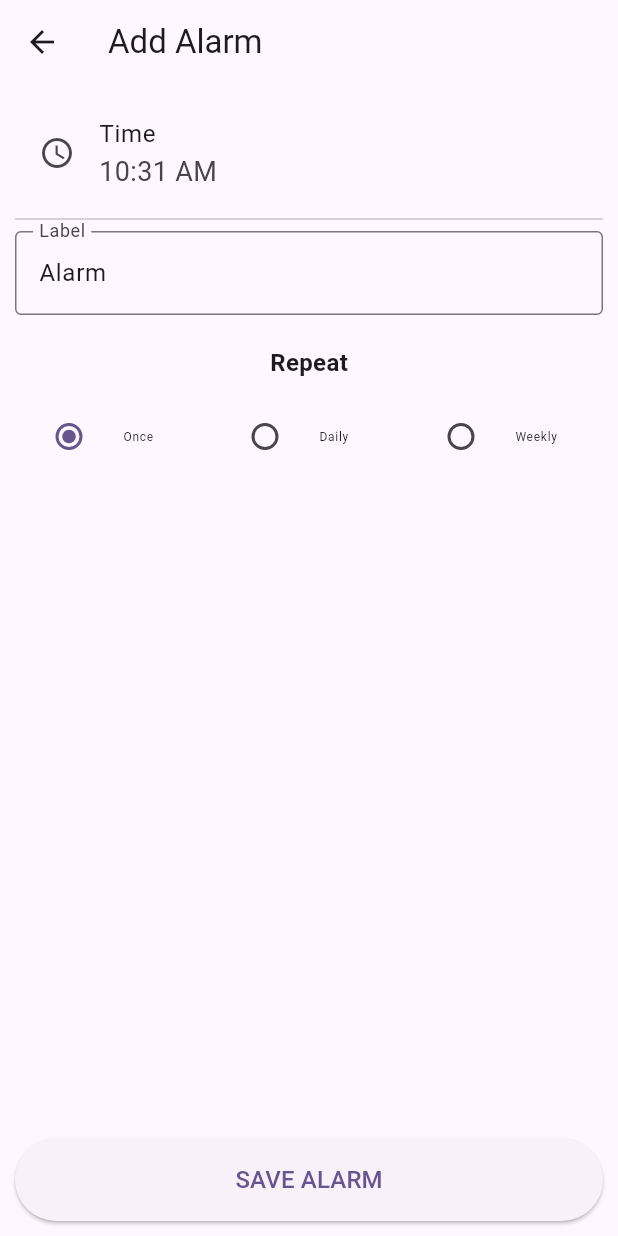
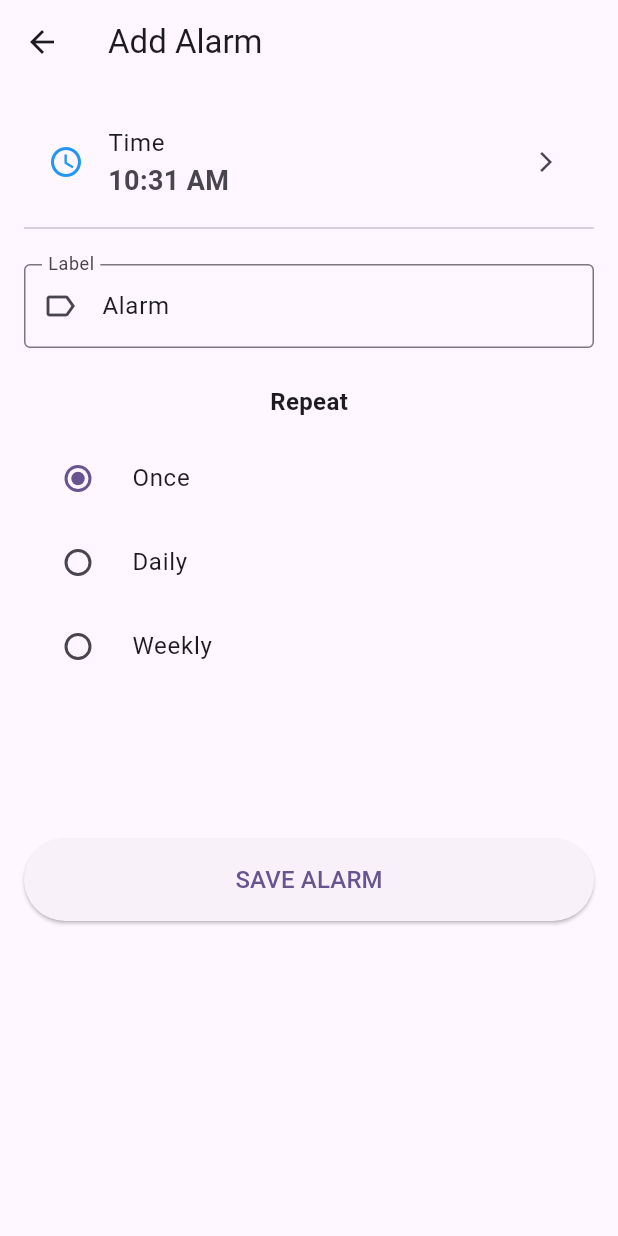
Before and after one commit to salman-dev70/Alarm, a Flutter app: the AddEditAlarmScreen screen opened directly, on a phone screen of 412 x 824 dp. Run offline on Flutter 3.47's test engine with Material 3 defaults, Android fonts, the phone set to English and light mode, and no system bars; our stand-ins replace flutter_local_notifications, flutter_riverpod, hive, hive_flutter, timezone; accounts and stored records are empty.

Commit message:
first commit

```diff
--- a/lib/utils/formatter.dart
+++ b/lib/utils/formatter.dart
@@ -4,7 +4,7 @@ import '../models/alarm_model.dart';
 class FormatterUtil {
   // Time format: "07:30"
   static String formatTime(DateTime time) {
-    return DateFormat('HH:mm').format(time);
+    return DateFormat('hh:mm a').format(time);
   }
 
   // Date format: "Mon, Jan 15"
--- /dev/null
+++ b/lib/view/editscreen/add_edit.dart
@@ -0,0 +1,242 @@
+import 'package:alarm_app/controller/alarm_state.dart';
+import 'package:alarm_app/models/alarm_model.dart';
+import 'package:alarm_app/utils/stringresources.dart';
+import 'package:flutter/material.dart';
+import 'package:flutter_riverpod/flutter_riverpod.dart';
+
+class AddEditAlarmScreen extends ConsumerStatefulWidget {
+  final Alarm? alarm;
+
+  const AddEditAlarmScreen({super.key, this.alarm});
+
+  @override
+  ConsumerState<AddEditAlarmScreen> createState() => _AddEditAlarmScreenState();
+}
+
+class _AddEditAlarmScreenState extends ConsumerState<AddEditAlarmScreen> {
+  late TimeOfDay _selectedTime;
+  late String _label;
+  late RepeatType _repeat;
+
+  final TextEditingController _labelController = TextEditingController();
+
+  @override
+  void initState() {
+    super.initState();
+
+    if (widget.alarm != null) {
+      _selectedTime = TimeOfDay.fromDateTime(widget.alarm!.time);
+      _label = widget.alarm!.label;
+      _repeat = widget.alarm!.repeat;
+      _labelController.text = _label;
+    } else {
+      final now = DateTime.now();
+      _selectedTime = TimeOfDay(hour: now.hour, minute: now.minute + 1);
+      _label = 'Alarm';
+      _repeat = RepeatType.once;
+      _labelController.text = _label;
+    }
+  }
+
+  Future<void> _selectTime() async {
+    final TimeOfDay? picked = await showTimePicker(
+      context: context,
+      initialTime: _selectedTime,
+    );
+
+    if (picked != null && picked != _selectedTime) {
+      setState(() {
+        _selectedTime = picked;
+      });
+    }
+  }
+
+  void _saveAlarm() {
+    final now = DateTime.now();
+    final alarmTime = DateTime(
+      now.year,
+      now.month,
+      now.day,
+      _selectedTime.hour,
+      _selectedTime.minute,
+    );
+
+    final scheduledTime =
+        alarmTime.isBefore(now)
+            ? alarmTime.add(const Duration(days: 1))
+            : alarmTime;
+
+    final ref = ProviderScope.containerOf(context).read(alarmProvider.notifier);
+
+    if (widget.alarm != null) {
+      // Update existing alarm
+      final updatedAlarm = widget.alarm!.copyWith(
+        time: scheduledTime,
+        label: _labelController.text.trim(),
+        repeat: _repeat,
+      );
+      ref.updateAlarm(updatedAlarm);
+    } else {
+      // Add new alarm
+      ref.addAlarm(scheduledTime, _labelController.text.trim(), _repeat);
+    }
+
+    Navigator.pop(context);
+  }
+
+  void _deleteAlarm() {
+    showDialog(
+      context: context,
+      builder: (BuildContext context) {
+        return AlertDialog(
+          title: const Text("Delete Alarm"),
+          content: const Text("Are you sure you want to delete this alarm?"),
+          actions: [
+            TextButton(
+              onPressed: () => Navigator.of(context).pop(),
+              child: const Text("Cancel"),
+            ),
+            TextButton(
+              onPressed: () {
+                Navigator.of(context).pop();
+                final ref = ProviderScope.containerOf(
+                  context,
+                ).read(alarmProvider.notifier);
+                ref.deleteAlarm(widget.alarm!.id);
+                Navigator.pop(context);
+              },
+              child: const Text("Delete", style: TextStyle(color: Colors.red)),
+            ),
+          ],
+        );
+      },
+    );
+  }
+
+  @override
+  @override
+  Widget build(BuildContext context) {
+    final alarmState = ref.watch(alarmProvider);
+    final isSaving =
+        alarmState is AlarmAddingState || alarmState is AlarmUpdatingState;
+
+    return Scaffold(
+      appBar: AppBar(
+        title: Text(widget.alarm != null ? 'Update Alarm' : 'Add Alarm'),
+        actions: [
+          if (widget.alarm != null)
+            IconButton(
+              icon: const Icon(Icons.delete_outline),
+              onPressed: _deleteAlarm,
+            ),
+        ],
+      ),
+      body: Padding(
+        padding: const EdgeInsets.all(16.0),
+        child: SingleChildScrollView(
+          // ✅ ADD THIS
+          child: Column(
+            children: [
+              // Time Picker
+              ListTile(
+                leading: const Icon(Icons.access_time, color: Colors.blue),
+                title: const Text('Time'),
+                subtitle: Text(
+                  _selectedTime.format(context),
+                  style: const TextStyle(
+                    fontSize: 18,
+                    fontWeight: FontWeight.bold,
+                  ),
+                ),
+                trailing: const Icon(Icons.arrow_forward_ios, size: 16),
+                onTap: _selectTime,
+              ),
+
+              const Divider(),
+              const SizedBox(height: 16),
+
+              // Label Input
+              TextField(
+                controller: _labelController,
+                decoration: const InputDecoration(
+                  labelText: StringsResource.label,
+                  hintText: 'Enter alarm label',
+                  border: OutlineInputBorder(),
+                  prefixIcon: Icon(Icons.label_outline),
+                ),
+                onChanged: (value) => setState(() => _label = value),
+              ),
+
+              const SizedBox(height: 24),
+
+              // Repeat Options
+              const Text(
+                StringsResource.repeat,
+                style: TextStyle(fontSize: 16, fontWeight: FontWeight.bold),
+              ),
+              const SizedBox(height: 12),
+
+              Column(
+                children: [
+                  RadioListTile<RepeatType>(
+                    title: const Text(StringsResource.once),
+                    value: RepeatType.once,
+                    groupValue: _repeat,
+                    onChanged: (value) => setState(() => _repeat = value!),
+                  ),
+                  RadioListTile<RepeatType>(
+                    title: const Text(StringsResource.daily),
+                    value: RepeatType.daily,
+                    groupValue: _repeat,
+                    onChanged: (value) => setState(() => _repeat = value!),
+                  ),
+                  RadioListTile<RepeatType>(
+                    title: const Text(StringsResource.weekly),
+                    value: RepeatType.weekly,
+                    groupValue: _repeat,
+                    onChanged: (value) => setState(() => _repeat = value!),
+                  ),
+                ],
+              ),
+
+              const SizedBox(height: 100),
+
+              // Save Button
+              SizedBox(
+                width: double.infinity,
+                child: ElevatedButton(
+                  onPressed: isSaving ? null : _saveAlarm,
+                  child: Padding(
+                    padding: const EdgeInsets.all(16.0),
+                    child:
+                        isSaving
+                            ? const SizedBox(
+                              height: 20,
+                              width: 20,
+                              child: CircularProgressIndicator(
+                                strokeWidth: 2,
+                                valueColor: AlwaysStoppedAnimation(
+                                  Colors.white,
+                                ),
+                              ),
+                            )
+                            : const Text(
+                              'SAVE ALARM',
+                              style: TextStyle(fontSize: 16),
+                            ),
+                  ),
+                ),
+              ),
+            ],
+          ),
+        ),
+      ),
+    );
+  }
+
+  @override
+  void dispose() {
+    _labelController.dispose();
+    super.dispose();
+  }
+}
--- a/lib/view/editscreen/add_edit_form.dart
+++ /dev/null
@@ -1,188 +0,0 @@
-import 'package:alarm_app/controller/alarm_state.dart';
-import 'package:alarm_app/utils/stringresources.dart';
-import 'package:flutter/material.dart';
-import 'package:flutter_riverpod/flutter_riverpod.dart';
-import '../../models/alarm_model.dart';
-
-class AddEditAlarmForm extends ConsumerStatefulWidget {
-  final Alarm? alarm;
-  final Function(DateTime, String, RepeatType) onSave;
-  final Function() onDelete;
-
-  const AddEditAlarmForm({
-    super.key,
-    this.alarm,
-    required this.onSave,
-    required this.onDelete,
-  });
-
-  @override
-  ConsumerState<AddEditAlarmForm> createState() => _AddEditAlarmFormState();
-}
-
-class _AddEditAlarmFormState extends ConsumerState<AddEditAlarmForm> {
-  late TimeOfDay _selectedTime;
-  late String _label;
-  late RepeatType _repeat;
-
-  final TextEditingController _labelController = TextEditingController();
-
-  @override
-  void initState() {
-    super.initState();
-
-    if (widget.alarm != null) {
-      _selectedTime = TimeOfDay.fromDateTime(widget.alarm!.time);
-      _label = widget.alarm!.label;
-      _repeat = widget.alarm!.repeat;
-      _labelController.text = _label;
-    } else {
-      final now = DateTime.now();
-      _selectedTime = TimeOfDay(hour: now.hour, minute: now.minute + 1);
-      _label = 'Alarm';
-      _repeat = RepeatType.once;
-      _labelController.text = _label;
-    }
-  }
-
-  Future<void> _selectTime() async {
-    final TimeOfDay? picked = await showTimePicker(
-      context: context,
-      initialTime: _selectedTime,
-    );
-
-    if (picked != null && picked != _selectedTime) {
-      setState(() {
-        _selectedTime = picked;
-      });
-    }
-  }
-
-  void _saveAlarm() {
-    final now = DateTime.now();
-    final alarmTime = DateTime(
-      now.year,
-      now.month,
-      now.day,
-      _selectedTime.hour,
-      _selectedTime.minute,
-    );
-
-    final scheduledTime =
-        alarmTime.isBefore(now)
-            ? alarmTime.add(const Duration(days: 1))
-            : alarmTime;
-
-    widget.onSave(scheduledTime, _labelController.text.trim(), _repeat);
-  }
-
-  @override
-  void dispose() {
-    _labelController.dispose();
-    super.dispose();
-  }
-
-  @override
-  Widget build(BuildContext context) {
-    final alarmState = ref.watch(alarmProvider);
-    final isSaving =
-        alarmState is AlarmAddingState || alarmState is AlarmUpdatingState;
-
-    return Padding(
-      padding: const EdgeInsets.all(10.0),
-      child: Column(
-        children: [
-          ListTile(
-            leading: const Icon(Icons.access_time),
-            title: const Text('Time'),
-            subtitle: Text(
-              _selectedTime.format(context),
-              style: const TextStyle(fontSize: 18),
-            ),
-            onTap: _selectTime,
-          ),
-          const Divider(),
-          TextField(
-            controller: _labelController,
-            decoration: const InputDecoration(
-              labelText: StringsResource.label,
-              hintText: 'Enter alarm label',
-              border: OutlineInputBorder(),
-            ),
-            onChanged: (value) => setState(() => _label = value),
-          ),
-          const SizedBox(height: 20),
-          const Text(
-            StringsResource.repeat,
-            style: TextStyle(fontSize: 16, fontWeight: FontWeight.bold),
-          ),
-          const SizedBox(height: 10),
-          Row(
-            children: [
-              Expanded(
-                child: RadioListTile<RepeatType>(
-                  title: const Text(
-                    maxLines: 1,
-                    StringsResource.once,
-                    style: TextStyle(fontSize: 8),
-                  ),
-                  value: RepeatType.once,
-                  groupValue: _repeat,
-                  onChanged: (value) => setState(() => _repeat = value!),
-                ),
-              ),
-              Expanded(
-                child: RadioListTile<RepeatType>(
-                  title: const Text(
-                    maxLines: 1,
-                    StringsResource.daily,
-                    style: TextStyle(fontSize: 8),
-                  ),
-                  value: RepeatType.daily,
-                  groupValue: _repeat,
-                  onChanged: (value) => setState(() => _repeat = value!),
-                ),
-              ),
-              Expanded(
-                child: RadioListTile<RepeatType>(
-                  title: const Text(
-                    maxLines: 1,
-                    StringsResource.weekly,
-                    style: TextStyle(fontSize: 8),
-                  ),
-                  value: RepeatType.weekly,
-                  groupValue: _repeat,
-                  onChanged: (value) => setState(() => _repeat = value!),
-                ),
-              ),
-            ],
-          ),
-          const Spacer(),
-          SizedBox(
-            width: double.infinity,
-            child: ElevatedButton(
-              onPressed: isSaving ? null : _saveAlarm,
-              child: Padding(
-                padding: const EdgeInsets.all(16.0),
-                child:
-                    isSaving
-                        ? const SizedBox(
-                          height: 20,
-                          width: 20,
-                          child: CircularProgressIndicator(
-                            strokeWidth: 2,
-                            valueColor: AlwaysStoppedAnimation(Colors.white),
-                          ),
-                        )
-                        : const Text(
-                          'SAVE ALARM',
-                          style: TextStyle(fontSize: 16),
-                        ),
-              ),
-            ),
-          ),
-        ],
-      ),
-    );
-  }
-}
--- a/lib/view/editscreen/edit_Screen.dart
+++ /dev/null
@@ -1,86 +0,0 @@
-import 'package:alarm_app/controller/alarm_state.dart';
-import 'package:alarm_app/models/alarm_model.dart';
-import 'package:alarm_app/view/editscreen/add_edit_form.dart';
-import 'package:flutter/material.dart';
-import 'package:flutter_riverpod/flutter_riverpod.dart';
-
-class AddEditAlarmScreen extends StatelessWidget {
-  final Alarm? alarm;
-
-  const AddEditAlarmScreen({super.key, this.alarm});
-
-  @override
-  Widget build(BuildContext context) {
-    return Scaffold(
-      appBar: AppBar(
-        title: Text(alarm != null ? 'Edit Alarm' : 'Add Alarm'),
-        actions: [
-          if (alarm != null)
-            IconButton(
-              icon: const Icon(Icons.delete),
-              onPressed: () => _showDeleteDialog(context),
-            ),
-        ],
-      ),
-      body: AddEditAlarmForm(
-        alarm: alarm,
-        onSave:
-            (time, label, repeat) => _saveAlarm(context, time, label, repeat),
-        onDelete: () => _deleteAlarm(context),
-      ),
-    );
-  }
-
-  void _saveAlarm(
-    BuildContext context,
-    DateTime time,
-    String label,
-    RepeatType repeat,
-  ) {
-    final ref = ProviderScope.containerOf(context).read(alarmProvider.notifier);
-
-    if (alarm != null) {
-      final updatedAlarm = alarm!.copyWith(
-        time: time,
-        label: label,
-        repeat: repeat,
-      );
-      ref.updateAlarm(updatedAlarm);
-    } else {
-      ref.addAlarm(time, label, repeat);
-    }
-
-    Navigator.pop(context);
-  }
-
-  void _deleteAlarm(BuildContext context) {
-    final ref = ProviderScope.containerOf(context).read(alarmProvider.notifier);
-    ref.deleteAlarm(alarm!.id);
-    Navigator.pop(context);
-  }
-
-  void _showDeleteDialog(BuildContext context) {
-    showDialog(
-      context: context,
-      builder: (BuildContext context) {
-        return AlertDialog(
-          title: const Text("Confirm Delete"),
-          content: const Text("Are you sure you want to delete this alarm?"),
-          actions: [
-            TextButton(
-              onPressed: () => Navigator.of(context).pop(),
-              child: const Text("Cancel"),
-            ),
-            TextButton(
-              onPressed: () {
-                Navigator.of(context).pop();
-                _deleteAlarm(context);
-              },
-              child: const Text("Delete"),
-            ),
-          ],
-        );
-      },
-    );
-  }
-}
```
Also changed, not shown: lib/main.dart (+23 -0 lines), lib/repository/alarm_repo.dart (+17 -2 lines), lib/services/notification_service.dart (+44 -75 lines), lib/view/homescreen/alarm_list_item.dart (+23 -0 lines), lib/view/homescreen/home_screen.dart (+7 -9 lines), 2 other files.
